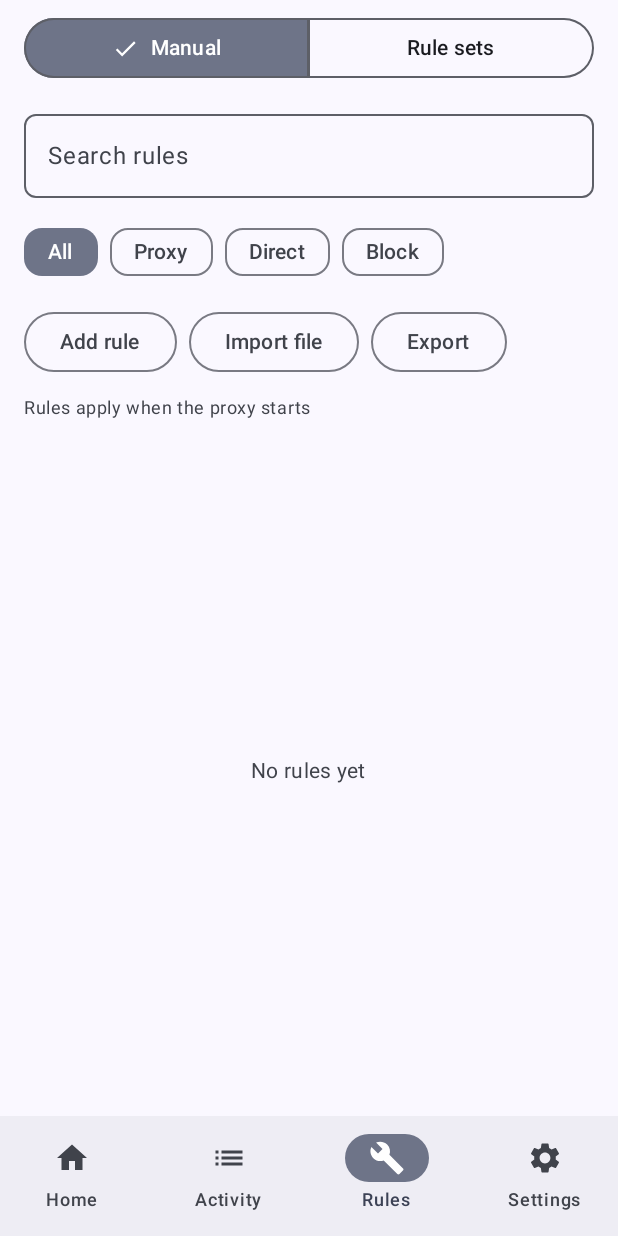
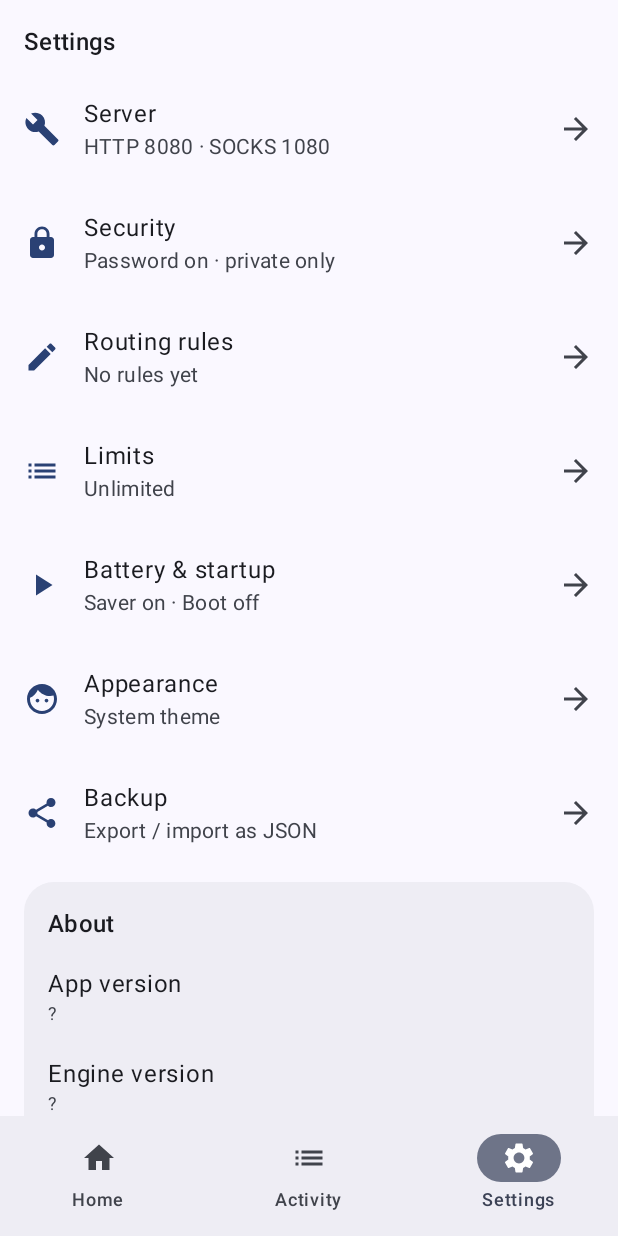
Before and after one commit to Elli0t0/ProxyShare, an Android app built with Jetpack Compose: the composable AppRoot shown on its own in the app's theme, item 3 of the bottom bar chosen, on a phone screen of 412 x 824 dp. Run offline under Robolectric (Android 15) with nearby library versions, the phone set to English and light mode, and no system bars; network calls fail.

Commit message:
0.7.1: Rules move into Settings (no bottom tab)

```diff
--- a/app/src/main/java/io/github/elli0t0/proxyshare/data/Rules.kt
+++ b/app/src/main/java/io/github/elli0t0/proxyshare/data/Rules.kt
@@ -11,7 +11,7 @@ package io.github.elli0t0.proxyshare.data
  *
  * Pure Kotlin: no pattern parsing here except trimming — the engine
  * is the authority on whether a pattern is valid (nativeSetRules
- * reports "error line N: msg", shown by the Rules tab). Stored in
+ * reports "error line N: msg", shown by the Rules page). Stored in
  * DataStore as one string in engine-text format (see [toEngineText]).
  */
 enum class RuleAction(val wire: String) { PROXY("proxy"), DIRECT("direct"), BLOCK("block") }
@@ -52,7 +52,7 @@ fun rulesFromEngineText(text: String): List<RuleEntry> {
  * (too long, or containing whitespace — the engine rejects those).
  * Duplicates (within the file and against [existing]) are dropped.
  * Invalid-but-well-formed lines (e.g. `a..com`) are kept: the
- * engine reports them when the rules are pushed, and the Rules tab
+ * engine reports them when the rules are pushed, and the Rules page
  * shows the error line.
  */
 fun parseImportedRules(
@@ -85,7 +85,7 @@ fun List<RuleEntry>.upsertRule(entry: RuleEntry): List<RuleEntry> {
 enum class RuleFilter { ALL, PROXY, DIRECT, BLOCK }
 
 /**
- * Filter + search helper for the Rules tab: keep the rules matching
+ * Filter + search helper for the Rules page: keep the rules matching
  * [filter] whose pattern contains [query] (case-insensitive, blank
  * query matches everything). List order is kept.
  */
--- a/app/src/main/java/io/github/elli0t0/proxyshare/service/ProxyController.kt
+++ b/app/src/main/java/io/github/elli0t0/proxyshare/service/ProxyController.kt
@@ -187,7 +187,7 @@ object ProxyController {
      * engine.start, and the rules job pushes on every change while
      * running. The engine validates the text atomically, so a bad
      * rule rejects the whole set and the previous rules stay live;
-     * the error line is kept in [rulesStatus] for the Rules tab.
+     * the error line is kept in [rulesStatus] for the Rules page.
      */
     fun pushRules(rules: List<RuleEntry> = _settings.value.rules) {
         if (!started) return
--- a/app/src/main/java/io/github/elli0t0/proxyshare/ui/AppRoot.kt
+++ b/app/src/main/java/io/github/elli0t0/proxyshare/ui/AppRoot.kt
@@ -10,7 +10,6 @@ import androidx.compose.foundation.layout.padding
 import androidx.compose.foundation.layout.statusBars
 import androidx.compose.foundation.layout.windowInsetsTopHeight
 import androidx.compose.material.icons.Icons
-import androidx.compose.material.icons.filled.Build
 import androidx.compose.material.icons.filled.Home
 import androidx.compose.material.icons.filled.List
 import androidx.compose.material.icons.filled.Settings
@@ -33,14 +32,14 @@ import io.github.elli0t0.proxyshare.R
 import io.github.elli0t0.proxyshare.ui.screens.ActivityScreen
 import io.github.elli0t0.proxyshare.ui.screens.ConnectScreen
 import io.github.elli0t0.proxyshare.ui.screens.HomeScreen
-import io.github.elli0t0.proxyshare.ui.screens.RulesScreen
 import io.github.elli0t0.proxyshare.ui.screens.SettingsPage
 import io.github.elli0t0.proxyshare.ui.screens.SettingsScreen
 
 /**
  * The navigation shell: a Scaffold with a bottom NavigationBar —
- * Home, Activity, Rules, Settings. Plain state (rememberSaveable), no
- * navigation library.
+ * Home, Activity, Settings. Plain state (rememberSaveable), no
+ * navigation library. Routing rules live in Settings only (0.7.1):
+ * Settings > Routing rules, not a bottom tab.
  */
 @Composable
 fun AppRoot() {
@@ -76,12 +75,6 @@ fun AppRoot() {
                         NavigationBarItem(
                             selected = tab == 2,
                             onClick = { tab = 2 },
-                            icon = { Icon(Icons.Filled.Build, contentDescription = null) },
-                            label = { Text(stringResource(R.string.nav_rules)) },
-                        )
-                        NavigationBarItem(
-                            selected = tab == 3,
-                            onClick = { tab = 3 },
                             icon = { Icon(Icons.Filled.Settings, contentDescription = null) },
                             label = { Text(stringResource(R.string.nav_settings)) },
                         )
@@ -94,15 +87,12 @@ fun AppRoot() {
                         onOpenConnect = { showConnect = true },
                         onOpenSecuritySettings = {
                             openSettingsPage = SettingsPage.SECURITY
-                            tab = 3
+                            tab = 2
                         },
                     )
                     1 -> ActivityScreen(
                         modifier = Modifier.padding(padding),
                         onGoHome = { tab = 0 },
-                    )
-                    2 -> RulesScreen(
-                        modifier = Modifier.padding(padding),
                     )
                     else -> SettingsScreen(
                         modifier = Modifier.padding(padding),
--- a/app/src/main/java/io/github/elli0t0/proxyshare/ui/screens/ConnectionsLogic.kt
+++ b/app/src/main/java/io/github/elli0t0/proxyshare/ui/screens/ConnectionsLogic.kt
@@ -355,7 +355,7 @@ fun normalizeDomainQuery(query: String): String {
 /**
  * The manual rule written for this exact host (`host` or `=host`),
  * if any. Suffix rules (a rule for `a.com` covering `sub.a.com`)
- * are not matched here: the Rules tab owns those.
+ * are not matched here: the Rules page owns those.
  */
 fun ruleForHost(host: String, rules: List<RuleEntry>): RuleEntry? =
     rules.firstOrNull { it.pattern == host || it.pattern == "=$host" }
--- a/app/src/main/java/io/github/elli0t0/proxyshare/ui/screens/RuleSetsScreen.kt
+++ b/app/src/main/java/io/github/elli0t0/proxyshare/ui/screens/RuleSetsScreen.kt
@@ -65,7 +65,7 @@ import kotlinx.coroutines.launch
 import kotlinx.coroutines.withContext
 
 /**
- * Rule sets page (0.6.8), the second half of the Rules tab: the
+ * Rule sets page (0.6.8), the second half of the Rules page: the
  * built-in Ads & trackers list (OISD small, bundled as an asset,
  * Block only) and user-made named lists. Subscriptions (0.6.9) are
  * named lists whose content comes from an https URL instead of a
--- a/app/src/main/java/io/github/elli0t0/proxyshare/ui/screens/RulesScreen.kt
+++ b/app/src/main/java/io/github/elli0t0/proxyshare/ui/screens/RulesScreen.kt
@@ -66,22 +66,24 @@ import kotlinx.coroutines.launch
 import kotlinx.coroutines.withContext
 
 /**
- * Rules tab (0.6.7, 0.6.8): two pages under one segmented control.
- * Manual (0.6.7) is the manual routing rules: search + All/Proxy/
- * Direct/Block chips, Add (dialog), Import file (one action for the
- * whole file), Export (engine text). Tap a row to change its action
- * or delete it. Rules are stored in DataStore and pushed to the
- * engine hot (ProxyController.pushRules) — no restart. The one-line
- * status under the buttons is the push result: "Applied N rules" or
- * the engine's error line (a bad rule rejects the whole set, so the
- * previous rules stay live until it is fixed or deleted).
- * Rule sets (0.6.8) is the built-in Ads & trackers list plus
- * user-made named lists (see RuleSetsScreen.kt).
+ * Rules page (0.6.7, 0.6.8; moved into Settings in 0.7.1): two pages
+ * under one segmented control. Manual (0.6.7) is the manual routing
+ * rules: search + All/Proxy/Direct/Block chips, Add (dialog), Import
+ * file (one action for the whole file), Export (engine text). Tap a
+ * row to change its action or delete it. Rules are stored in
+ * DataStore and pushed to the engine hot (ProxyController.pushRules)
+ * — no restart. The one-line status under the buttons is the push
+ * result: "Applied N rules" or the engine's error line (a bad rule
+ * rejects the whole set, so the previous rules stay live until it is
+ * fixed or deleted). Rule sets (0.6.8) is the built-in Ads & trackers
+ * list plus user-made named lists (see RuleSetsScreen.kt).
+ * [topInset] is false when a wrapper already added the status-bar
+ * inset (Settings detail does, same pattern as ConnectionsScreen).
  */
 private enum class RulesPage { MANUAL, SETS }
 
 @Composable
-fun RulesScreen(modifier: Modifier = Modifier) {
+fun RulesScreen(modifier: Modifier = Modifier, topInset: Boolean = true) {
     val settings by ProxyController.settings.collectAsStateWithLifecycle()
     val state by ProxyController.state.collectAsStateWithLifecycle()
     val rulesStatus by ProxyController.rulesStatus.collectAsStateWithLifecycle()
@@ -91,7 +93,8 @@ fun RulesScreen(modifier: Modifier = Modifier) {
     var page by rememberSaveable { mutableStateOf(RulesPage.MANUAL) }
 
     Column(
-        modifier = modifier.fillMaxSize().statusBarsPadding()
+        modifier = modifier.fillMaxSize()
+            .let { if (topInset) it.statusBarsPadding() else it }
             .padding(horizontal = 16.dp, vertical = 8.dp),
         verticalArrangement = Arrangement.spacedBy(12.dp),
     ) {
--- a/app/src/main/java/io/github/elli0t0/proxyshare/ui/screens/SettingsLogic.kt
+++ b/app/src/main/java/io/github/elli0t0/proxyshare/ui/screens/SettingsLogic.kt
@@ -100,6 +100,21 @@ fun appearanceSummary(s: AppSettings): String = when (s.themeMode) {
     else -> "System theme"
 }
 
+/** Live one-line summary for the Routing rules row: "3 rules · 2 rule sets". */
+fun rulesSummary(s: AppSettings): String {
+    val parts = buildList {
+        if (s.rules.isNotEmpty()) {
+            add("${s.rules.size} rule" + if (s.rules.size == 1) "" else "s")
+        }
+        // The built-in list is always there; only user lists count.
+        val custom = s.ruleSets.count { !it.builtin }
+        if (custom > 0) {
+            add("$custom rule set" + if (custom == 1) "" else "s")
+        }
+    }
+    return if (parts.isEmpty()) "No rules yet" else parts.joinToString(" · ")
+}
+
 /** Backup file format version, written by [AppSettings.toBackupJson]. */
 private const val BACKUP_VERSION = 1
 
@@ -194,7 +209,7 @@ fun settingsFromBackupJson(
         ?.let { parseClientNames(it.toString()) } ?: base.clientNames
     // Rules (0.6.7): unknown actions and blank/overlong/whitespace
     // patterns are dropped; a bad pattern the engine would reject is
-    // caught when the rules are pushed (the Rules tab shows the error).
+    // caught when the rules are pushed (the Rules page shows the error).
     val rules = o.optJSONArray("rules")?.let { arr ->
         buildList {
             for (i in 0 until arr.length()) {
--- a/app/src/main/res/values/strings.xml
+++ b/app/src/main/res/values/strings.xml
@@ -30,7 +30,6 @@
     <string name="nav_connections">Connections</string>
     <string name="nav_settings">Settings</string>
     <string name="nav_activity">Activity</string>
-    <string name="nav_rules">Rules</string>
     <string name="rules_search">Search rules</string>
     <string name="rules_filter_all">All</string>
     <string name="rules_action_proxy">Proxy</string>
@@ -132,6 +131,7 @@
         <item quantity="other">%1$d connections</item>
     </plurals>
     <string name="settings_server">Server</string>
+    <string name="settings_rules">Routing rules</string>
     <string name="settings_battery_startup">Battery &amp; startup</string>
     <string name="settings_protocols">Protocols</string>
     <string name="settings_security">Security</string>
--- a/gradle.properties
+++ b/gradle.properties
@@ -12,4 +12,4 @@ org.gradle.configuration-cache=true
 # versionCode is NOT set here: the CI workflow passes -PVERSION_CODE=$GITHUB_RUN_NUMBER.
 VERSION_MAJOR=0
 VERSION_MINOR=7
-VERSION_PATCH=0
+VERSION_PATCH=1
```
Also changed, not shown: app/src/main/java/io/github/elli0t0/proxyshare/ui/screens/SettingsScreen.kt (+41 -2 lines), 3 other files.
